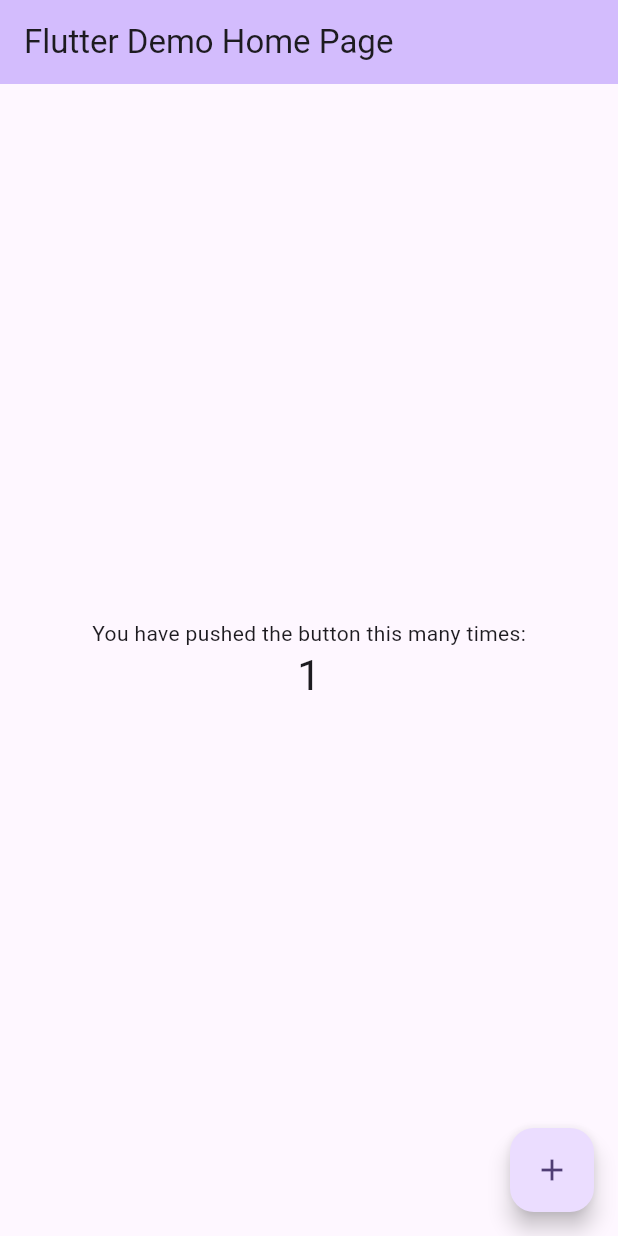
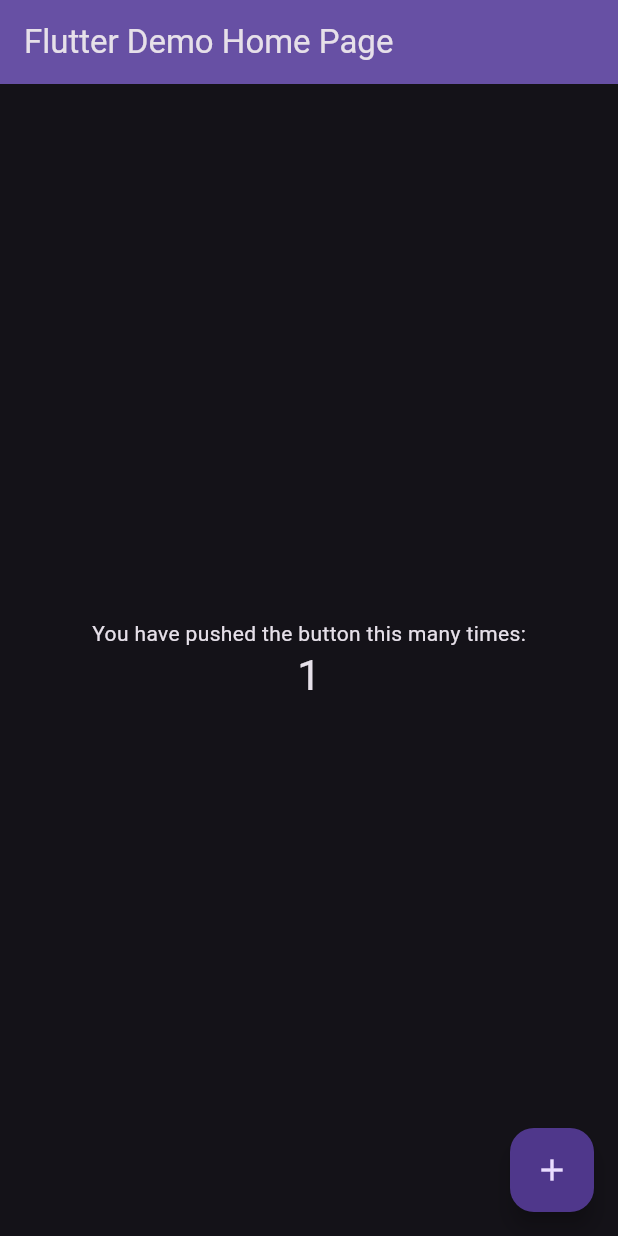
Before and after one commit to jessicaernst/weather_app, a Flutter app: the screen it shows after launch, after a tap on the "add" icon, on a phone screen of 412 x 824 dp. Run offline on Flutter 3.47's test engine with Material 3 defaults, Android fonts, the phone set to English and light mode, and no system bars; our stand-ins replace flutter_native_splash, flutter_riverpod.

```diff
--- /dev/null
+++ b/lib/app/weather_app.dart
@@ -0,0 +1,15 @@
+import 'package:flutter/material.dart';
+import 'package:weather_app/presentation/screens/weather_page.dart';
+
+class WeatherApp extends StatelessWidget {
+  const WeatherApp({super.key});
+
+  @override
+  Widget build(BuildContext context) {
+    return MaterialApp(
+      title: 'Weather App',
+      theme: ThemeData.dark(),
+      home: const WeatherPage(title: 'Flutter Demo Home Page'),
+    );
+  }
+}
--- /dev/null
+++ b/lib/core/utils/logging_setup.dart
@@ -0,0 +1,14 @@
+import 'package:logging/logging.dart';
+
+abstract class LoggerUtil {
+  static void setupLogging() {
+    Logger.root.level = Level.ALL; // Enable all log levels
+
+    Logger.root.onRecord.listen((record) {
+      // ignore: avoid_print
+      print(
+        '${record.level.name}: ${record.time}: ${record.loggerName}: ${record.message}',
+      );
+    });
+  }
+}
--- a/lib/main.dart
+++ b/lib/main.dart
@@ -1,122 +1,25 @@
 import 'package:flutter/material.dart';
+import 'package:flutter/services.dart';
+import 'package:flutter_native_splash/flutter_native_splash.dart';
+import 'package:flutter_riverpod/flutter_riverpod.dart';
+import 'package:weather_app/app/weather_app.dart';
+import 'package:weather_app/core/utils/logging_setup.dart';
 
-void main() {
-  runApp(const MyApp());
+void main() async {
+  // Setup logging for the application
+  LoggerUtil.setupLogging();
+
+  // Ensure that widget binding is initialized
+  final WidgetsBinding widgetsBinding =
+      WidgetsFlutterBinding.ensureInitialized();
+
+  // Preserve the splash screen until initialization is complete
+  FlutterNativeSplash.preserve(widgetsBinding: widgetsBinding);
+
+  // Set the preferred device orientations
+  await SystemChrome.setPreferredOrientations([DeviceOrientation.portraitUp]);
+
+  // Remove the splash screen after initialization
+  FlutterNativeSplash.remove();
+  runApp(const ProviderScope(child: WeatherApp()));
 }
-
-class MyApp extends StatelessWidget {
-  const MyApp({super.key});
-
-  // This widget is the root of your application.
-  @override
-  Widget build(BuildContext context) {
-    return MaterialApp(
-      title: 'Flutter Demo',
-      theme: ThemeData(
-        // This is the theme of your application.
-        //
-        // TRY THIS: Try running your application with "flutter run". You'll see
-        // the application has a purple toolbar. Then, without quitting the app,
-        // try changing the seedColor in the colorScheme below to Colors.green
-        // and then invoke "hot reload" (save your changes or press the "hot
-        // reload" button in a Flutter-supported IDE, or press "r" if you used
-        // the command line to start the app).
-        //
-        // Notice that the counter didn't reset back to zero; the application
-        // state is not lost during the reload. To reset the state, use hot
-        // restart instead.
-        //
-        // This works for code too, not just values: Most code changes can be
-        // tested with just a hot reload.
-        colorScheme: ColorScheme.fromSeed(seedColor: Colors.deepPurple),
-      ),
-      home: const MyHomePage(title: 'Flutter Demo Home Page'),
-    );
-  }
-}
-
-class MyHomePage extends StatefulWidget {
-  const MyHomePage({super.key, required this.title});
-
-  // This widget is the home page of your application. It is stateful, meaning
-  // that it has a State object (defined below) that contains fields that affect
-  // how it looks.
-
-  // This class is the configuration for the state. It holds the values (in this
-  // case the title) provided by the parent (in this case the App widget) and
-  // used by the build method of the State. Fields in a Widget subclass are
-  // always marked "final".
-
-  final String title;
-
-  @override
-  State<MyHomePage> createState() => _MyHomePageState();
-}
-
-class _MyHomePageState extends State<MyHomePage> {
-  int _counter = 0;
-
-  void _incrementCounter() {
-    setState(() {
-      // This call to setState tells the Flutter framework that something has
-      // changed in this State, which causes it to rerun the build method below
-      // so that the display can reflect the updated values. If we changed
-      // _counter without calling setState(), then the build method would not be
-      // called again, and so nothing would appear to happen.
-      _counter++;
-    });
-  }
-
-  @override
-  Widget build(BuildContext context) {
-    // This method is rerun every time setState is called, for instance as done
-    // by the _incrementCounter method above.
-    //
-    // The Flutter framework has been optimized to make rerunning build methods
-    // fast, so that you can just rebuild anything that needs updating rather
-    // than having to individually change instances of widgets.
-    return Scaffold(
-      appBar: AppBar(
-        // TRY THIS: Try changing the color here to a specific color (to
-        // Colors.amber, perhaps?) and trigger a hot reload to see the AppBar
-        // change color while the other colors stay the same.
-        backgroundColor: Theme.of(context).colorScheme.inversePrimary,
-        // Here we take the value from the MyHomePage object that was created by
-        // the App.build method, and use it to set our appbar title.
-        title: Text(widget.title),
-      ),
-      body: Center(
-        // Center is a layout widget. It takes a single child and positions it
-        // in the middle of the parent.
-        child: Column(
-          // Column is also a layout widget. It takes a list of children and
-          // arranges them vertically. By default, it sizes itself to fit its
-          // children horizontally, and tries to be as tall as its parent.
-          //
-          // Column has various properties to control how it sizes itself and
-          // how it positions its children. Here we use mainAxisAlignment to
-          // center the children vertically; the main axis here is the vertical
-          // axis because Columns are vertical (the cross axis would be
-          // horizontal).
-          //
-          // TRY THIS: Invoke "debug painting" (choose the "Toggle Debug Paint"
-          // action in the IDE, or press "p" in the console), to see the
-          // wireframe for each widget.
-          mainAxisAlignment: MainAxisAlignment.center,
-          children: <Widget>[
-            const Text('You have pushed the button this many times:'),
-            Text(
-              '$_counter',
-              style: Theme.of(context).textTheme.headlineMedium,
-            ),
-          ],
-        ),
-      ),
-      floatingActionButton: FloatingActionButton(
-        onPressed: _incrementCounter,
-        tooltip: 'Increment',
-        child: const Icon(Icons.add),
-      ), // This trailing comma makes auto-formatting nicer for build methods.
-    );
-  }
-}
--- /dev/null
+++ b/lib/presentation/screens/weather_page.dart
@@ -0,0 +1,47 @@
+import 'package:flutter/material.dart';
+
+class WeatherPage extends StatefulWidget {
+  const WeatherPage({super.key, required this.title});
+
+  final String title;
+
+  @override
+  State<WeatherPage> createState() => _WeatherPageState();
+}
+
+class _WeatherPageState extends State<WeatherPage> {
+  int _counter = 0;
+
+  void _incrementCounter() {
+    setState(() {
+      _counter++;
+    });
+  }
+
+  @override
+  Widget build(BuildContext context) {
+    return Scaffold(
+      appBar: AppBar(
+        backgroundColor: Theme.of(context).colorScheme.inversePrimary,
+        title: Text(widget.title),
+      ),
+      body: Center(
+        child: Column(
+          mainAxisAlignment: MainAxisAlignment.center,
+          children: <Widget>[
+            const Text('You have pushed the button this many times:'),
+            Text(
+              '$_counter',
+              style: Theme.of(context).textTheme.headlineMedium,
+            ),
+          ],
+        ),
+      ),
+      floatingActionButton: FloatingActionButton(
+        onPressed: _incrementCounter,
+        tooltip: 'Increment',
+        child: const Icon(Icons.add),
+      ),
+    );
+  }
+}
```
Also changed, not shown: 4 other files.
